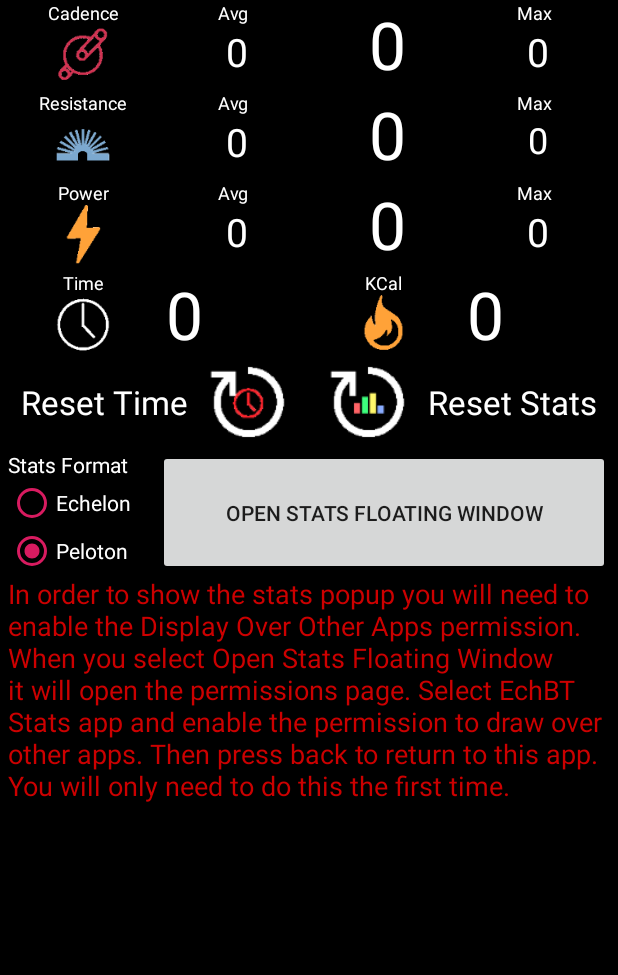
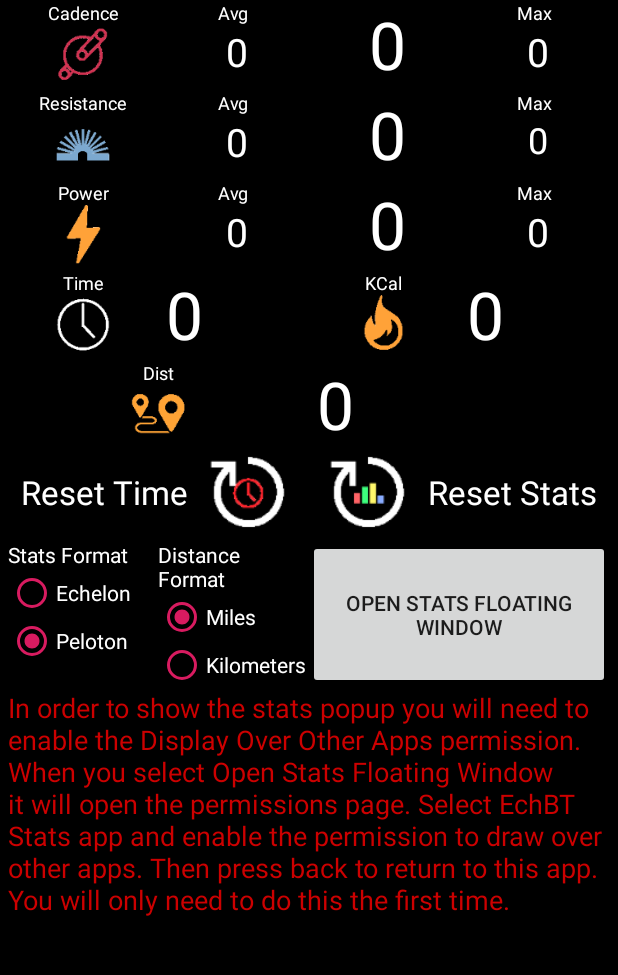
Before and after one commit to snowzach/echbt-android, an Android app: the ECHStatsActivity screen opened directly, with no data from a screen before it, on a phone screen of 412 x 824 dp, the part 67-1042 px from its top. Run offline under Robolectric (Android 15) with nearby library versions, the phone set to English and light mode, and no system bars; 2 statements that could not run were skipped.

Commit message:
Add distance to the display

```diff
--- a/app/src/main/AndroidManifest.xml
+++ b/app/src/main/AndroidManifest.xml
@@ -36,7 +36,7 @@
             android:supportsPictureInPicture="true"
             />
 
-        <activity android:name="org.prozach.echbt.android.MainActivity">
+        <activity android:name="org.prozach.echbt.android.MainActivity" android:exported="true">
             <intent-filter>
                 <action android:name="android.intent.action.MAIN" />
                 <category android:name="android.intent.category.LAUNCHER" />
--- a/app/src/main/java/org/prozach/echbt/android/ECHStatsFloating.kt
+++ b/app/src/main/java/org/prozach/echbt/android/ECHStatsFloating.kt
@@ -24,6 +24,7 @@ import kotlinx.android.synthetic.main.floating_ech_stats.view.ic_back_float
 import kotlinx.android.synthetic.main.floating_ech_stats.view.ic_reset_stats
 import kotlinx.android.synthetic.main.floating_ech_stats.view.ic_reset_time
 import kotlinx.android.synthetic.main.floating_ech_stats.view.kcal_float
+import kotlinx.android.synthetic.main.floating_ech_stats.view.dist_float
 import kotlinx.android.synthetic.main.floating_ech_stats.view.max_cadence_float
 import kotlinx.android.synthetic.main.floating_ech_stats.view.max_power_float
 import kotlinx.android.synthetic.main.floating_ech_stats.view.max_resistance_float
@@ -183,6 +184,7 @@ class ECHStatsFloating constructor(private val context: Context) {
                 max_power_float.text = intent.getStringExtra("power_max")
                 time_float.text = intent.getStringExtra("time")
                 kcal_float.text = intent.getStringExtra("kcal")
+                dist_float.text = intent.getStringExtra("dist")
             }
         }
     }
--- a/app/src/main/res/layout/activity_ech_stats.xml
+++ b/app/src/main/res/layout/activity_ech_stats.xml
@@ -470,6 +470,58 @@
 
         </LinearLayout>
 
+
+        <LinearLayout
+            android:layout_width="match_parent"
+            android:layout_height="60dp"
+            android:orientation="horizontal"
+            android:paddingBottom="4dp"
+            >
+
+            <LinearLayout
+                android:layout_width="0dp"
+                android:layout_height="match_parent"
+                android:layout_weight=".25"
+                android:orientation="vertical"
+                >
+
+                <TextView
+                    android:id="@+id/dist_icon"
+                    android:layout_width="match_parent"
+                    android:layout_height="wrap_content"
+                    android:gravity="center"
+                    android:text="@string/dist"
+                    android:textColor="?android:attr/colorForegroundInverse"
+                    android:textSize="12sp"
+                    />
+
+                <ImageView
+                    android:id="@+id/ic_dist"
+                    android:layout_width="match_parent"
+                    android:layout_height="match_parent"
+                    android:contentDescription="@string/power"
+                    app:srcCompat="@mipmap/ic_dist"
+                    />
+
+            </LinearLayout>
+
+            <TextView
+                android:id="@+id/dist"
+                android:layout_width="0dp"
+                android:layout_height="match_parent"
+                android:layout_weight=".25"
+                android:contentDescription="@string/dist"
+                android:paddingStart="5dp"
+                android:paddingEnd="0dp"
+                android:text="@string/zero"
+                android:textColor="?android:attr/colorForegroundInverse"
+                android:textSize="44sp"
+                />
+
+
+
+        </LinearLayout>
+
         <LinearLayout
             android:layout_width="match_parent"
             android:layout_height="60dp"
@@ -559,11 +611,45 @@
                     />
             </RadioGroup>
 
+            <RadioGroup
+                android:layout_width="0dp"
+                android:layout_height="wrap_content"
+                android:layout_weight="0.25"
+                >
+
+                <TextView
+                    android:id="@+id/dist_format"
+                    android:layout_width="match_parent"
+                    android:layout_height="wrap_content"
+                    android:text="@string/dist_format"
+                    android:textColor="?android:attr/colorForegroundInverse"
+                    />
+
+                <RadioButton
+                    android:id="@+id/dist_format_miles"
+                    android:layout_width="match_parent"
+                    android:layout_height="wrap_content"
+                    android:buttonTint="@color/colorAccent"
+                    android:checked="true"
+                    android:text="@string/miles"
+                    android:textColor="?android:attr/colorForegroundInverse"
+                    />
+
+                <RadioButton
+                    android:id="@+id/dist_format_kilometers"
+                    android:layout_width="match_parent"
+                    android:layout_height="wrap_content"
+                    android:buttonTint="@color/colorAccent"
+                    android:text="@string/kilometers"
+                    android:textColor="?android:attr/colorForegroundInverse"
+                    />
+            </RadioGroup>
+
             <Button
                 android:id="@+id/pipButton"
                 android:layout_width="0dp"
                 android:layout_height="match_parent"
-                android:layout_weight=".75"
+                android:layout_weight=".50"
                 android:text="@string/pip"
                 />
 
--- a/app/src/main/res/values/strings.xml
+++ b/app/src/main/res/values/strings.xml
@@ -6,6 +6,7 @@
     <string name="power">Power</string>
     <string name="time">Time</string>
     <string name="kcal">KCal</string>
+    <string name="dist">Dist</string>
     <string name="cadence">Cadence</string>
     <string name="reset_stats">Reset Stats</string>
     <string name="reset_time">Reset Time</string>
@@ -16,6 +17,9 @@
     <string name="max">Max</string>
     <string name="echelon">Echelon</string>
     <string name="peloton">Peloton</string>
+    <string name="miles">Miles</string>
+    <string name="kilometers">Kilometers</string>
     <string name="zero">0</string>
     <string name="stats_format">Stats Format</string>
+    <string name="dist_format">Distance Format</string>
 </resources>
```
Also changed, not shown: app/build.gradle (+4 -4 lines), app/src/main/java/org/prozach/echbt/android/ECHStatsActivity.kt (+21 -0 lines), app/src/main/java/org/prozach/echbt/android/ECHStatsService.kt (+26 -3 lines), app/src/main/res/layout/floating_ech_stats.xml (+29 -1 lines), app/src/main/res/mipmap-xxxhdpi/ic_dist.png (added).
